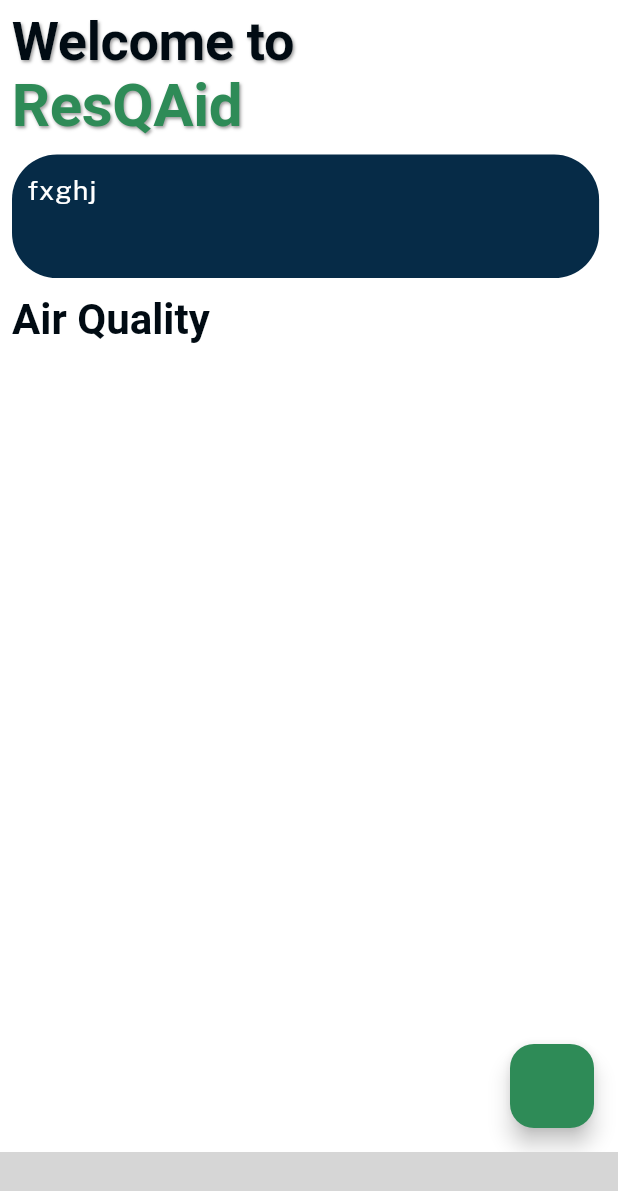
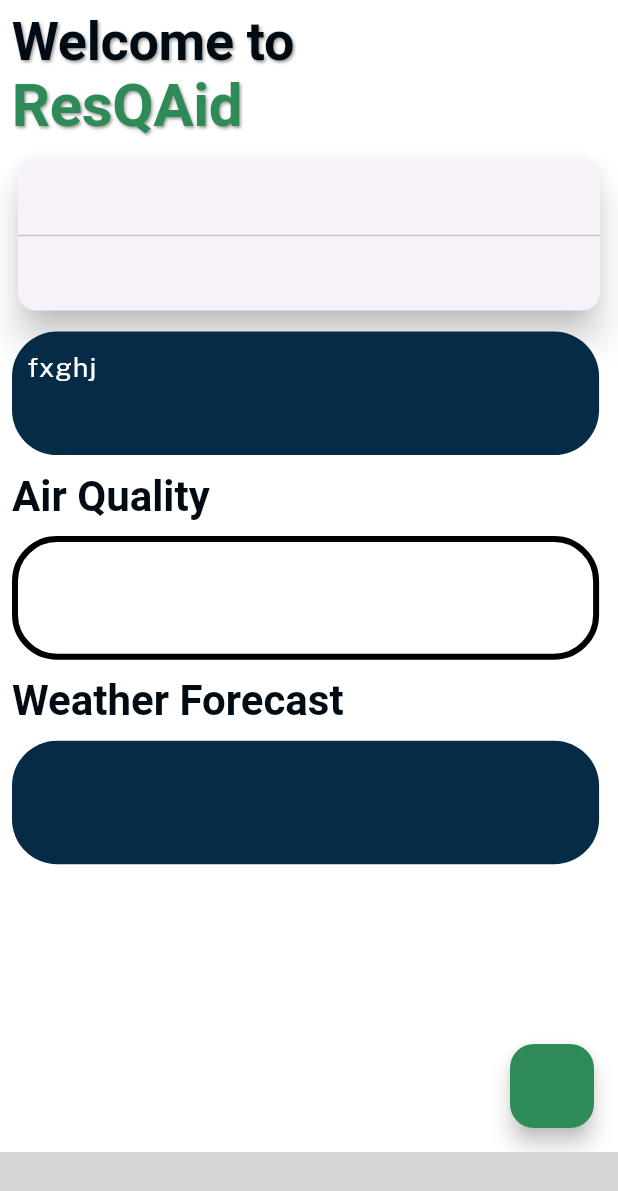
Before and after one commit to riyashah22/Nature-Disaster, a Flutter app: the screen it shows after launch, on a phone screen of 412 x 824 dp. Shown: the top 1191 px of the screen. Run offline on Flutter 3.47's test engine with Material 3 defaults, Android fonts, the phone set to English and light mode, and no system bars; our stand-ins replace carousel_slider, dash_chat_2, flutter_gemini, gap, google_fonts, youtube_player_iframe; missing offline and left inert: dot_bottom_nav_bar; grey boxes are pictures that could not be loaded.

Commit message:
Update home.dart

```diff
--- a/resqaid/lib/home/home.dart
+++ b/resqaid/lib/home/home.dart
@@ -3,14 +3,39 @@ import 'package:gap/gap.dart';
 import 'package:resqaid/chatbot/chatbot.dart';
 import 'package:resqaid/theme/theme_ext.dart';
 
-class Home extends StatelessWidget {
+class Home extends StatefulWidget {
   const Home({super.key});
+
+  @override
+  State<Home> createState() => _HomeState();
+}
+
+class _HomeState extends State<Home> {
+  String _location = "fxghj";
+  // String _pinCode="";
+  // String _latitude="";
+  // String _longitude="";
+  String _name = "";
+  String _type = "";
+  String _origin = "";
+  String _eta = "";
+
+  @override
+  void initState() {
+    super.initState();
+    _getLocation();
+    _getClimateUpdates();
+  }
+
+  //get the location using geolocator api
+  _getLocation() async {}
+  //get the climate updates using api by the location data obtained from _getLocation()
+  _getClimateUpdates() async {}
 
   @override
   Widget build(BuildContext context) {
     final screenHeight = MediaQuery.of(context).size.height;
     final screenWidth = MediaQuery.of(context).size.width;
-    String _location = "fxghj";
 
     final appColors = context.appColors;
 
@@ -34,9 +59,30 @@ class Home extends StatelessWidget {
                     ),
               ),
               const Gap(10),
+              Card(
+                elevation: 10,
+                child: Column(
+                  crossAxisAlignment: CrossAxisAlignment.start,
+                  mainAxisAlignment: MainAxisAlignment.spaceEvenly,
+                  children: [
+                    Text(_name),
+                    Text(_type),
+                    Divider(),
+                    Text(_origin),
+                    Text(_eta),
+                  ],
+                ),
+              ),
+              const Gap(10),
               Container(
                 width: screenWidth * 0.95,
                 height: screenHeight * 0.1,
+                decoration: BoxDecoration(
+                  color: appColors.navyBlue,
+                  borderRadius: const BorderRadius.all(
+                    Radius.circular(30),
+                  ),
+                ),
                 child: Padding(
                   padding: const EdgeInsets.all(10),
                   child: Text(
@@ -47,20 +93,54 @@ class Home extends StatelessWidget {
                         ),
                   ),
                 ),
-                decoration: BoxDecoration(
-                  color: appColors.navyBlue,
-                  borderRadius: const BorderRadius.all(
-                    Radius.circular(30),
-                  ),
-                ),
               ),
               const Gap(10),
               Text(
                 "Air Quality",
                 style: Theme.of(context).textTheme.displaySmall!.copyWith(
                       color: appColors.richBlack,
+                      fontSize: 28,
                       overflow: TextOverflow.fade,
                     ),
+              ),
+              const Gap(10),
+              Container(
+                width: screenWidth * 0.95,
+                height: screenHeight * 0.1,
+                decoration: BoxDecoration(
+                  color: appColors.white,
+                  border: Border.all(width: 4),
+                  borderRadius: const BorderRadius.all(
+                    Radius.circular(30),
+                  ),
+                ),
+                child: Padding(
+                  padding: const EdgeInsets.all(10),
+                ),
+              ),
+              const Gap(10),
+              Text(
+                "Weather Forecast",
+                style: Theme.of(context).textTheme.displaySmall!.copyWith(
+                      color: appColors.richBlack,
+                      fontSize: 28,
+                      overflow: TextOverflow.fade,
+                    ),
+              ),
+              const Gap(10),
+              Container(
+                width: screenWidth * 0.95,
+                height: screenHeight * 0.1,
+                decoration: BoxDecoration(
+                  color: appColors.navyBlue,
+                  // border: Border.all(width: 4),
+                  borderRadius: const BorderRadius.all(
+                    Radius.circular(30),
+                  ),
+                ),
+                child: Padding(
+                  padding: const EdgeInsets.all(10),
+                ),
               ),
             ],
           ),
```
